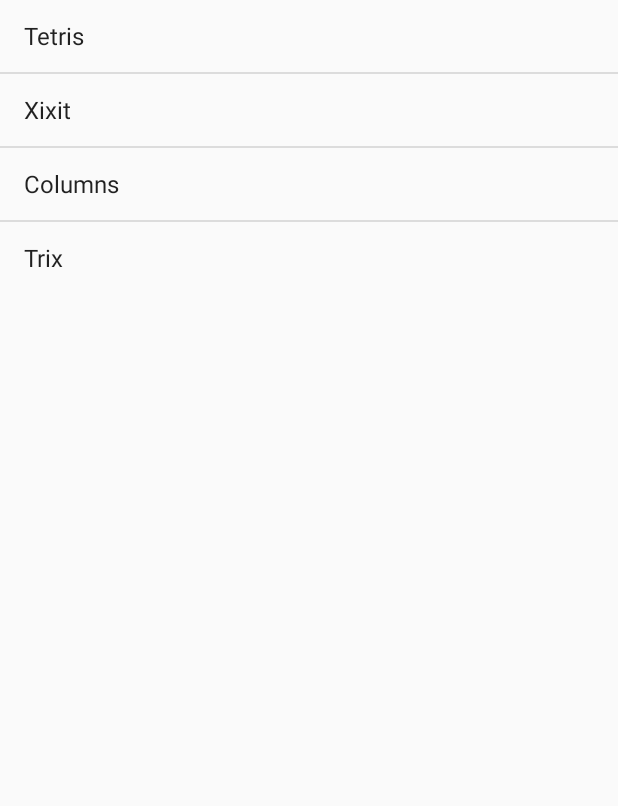
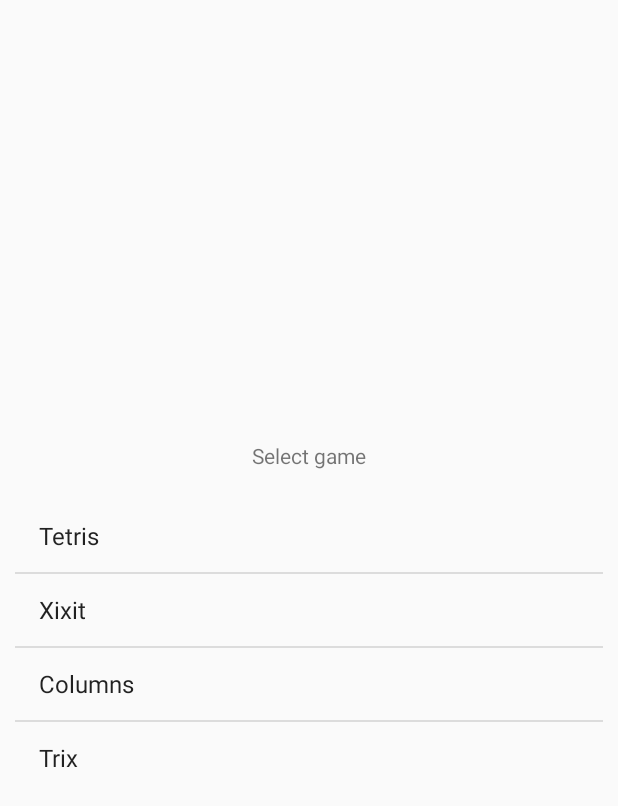
Before and after one commit to tequilacat/TCatris, an Android app: the screen it shows after launch (GameSelectorActivity before the commit, MainActivity after it), on a phone screen of 412 x 824 dp. Shown: the top 806 px of the screen. Run offline under Robolectric (Android 15) with nearby library versions, the phone set to English and light mode, and no system bars.

Commit message:
Added main activity handling both game list and game view

```diff
--- a/app/src/main/AndroidManifest.xml
+++ b/app/src/main/AndroidManifest.xml
@@ -1,20 +1,26 @@
 <?xml version="1.0" encoding="utf-8"?>
-<manifest package="org.tequilacat.tcatris"
-          xmlns:android="http://schemas.android.com/apk/res/android">
+<manifest
+    package="org.tequilacat.tcatris"
+    xmlns:android="http://schemas.android.com/apk/res/android">
 
     <application
         android:allowBackup="true"
         android:icon="@mipmap/ic_launcher"
         android:label="@string/app_name"
         android:theme="@style/AppTheme">
+        <activity android:name=".GameSelectorActivity">
+
+        </activity>
+        <activity android:name=".GameActivity">
+        </activity>
         <activity
-            android:name=".GameSelectorActivity">
+            android:name=".MainActivity"
+            android:label="@string/title_activity_main">
             <intent-filter>
                 <action android:name="android.intent.action.MAIN"/>
+
                 <category android:name="android.intent.category.LAUNCHER"/>
             </intent-filter>
-        </activity>
-        <activity android:name=".GameActivity">
         </activity>
     </application>
 
--- a/app/src/main/java/org/tequilacat/tcatris/GameSelectorActivity.java
+++ b/app/src/main/java/org/tequilacat/tcatris/MainActivity.java
@@ -7,21 +7,26 @@
 import android.widget.AdapterView;
 import android.widget.ArrayAdapter;
 import android.widget.ListView;
+import android.widget.ViewFlipper;
 
 import org.tequilacat.tcatris.core.GameList;
+import org.tequilacat.tcatris.core.GameView;
+import org.tequilacat.tcatris.core.Tetris;
 
 import java.util.List;
 
-public class GameSelectorActivity extends Activity {
+public class MainActivity extends Activity {
+
+  private ViewFlipper _viewFlipper;
 
   @Override
   protected void onCreate(Bundle savedInstanceState) {
     super.onCreate(savedInstanceState);
+    setContentView(R.layout.activity_main);
+    _viewFlipper = (ViewFlipper) findViewById(R.id.viewflipper);
 
-    // TODO read states of games into game list, or init with accessor to state
+    // fill game list
     GameList.init();
-
-    setContentView(R.layout.activity_gameselector);
 
     final List<GameList.GameDescriptor> gameTypes = GameList.instance().getGameDescriptors();
     final ArrayAdapter<GameList.GameDescriptor> adapter = new ArrayAdapter<>(this,
@@ -40,8 +45,19 @@
 
 
   private void runGame(GameList.GameDescriptor gameDescriptor) {
-    Intent intent = new Intent(this, GameActivity.class);
-    intent.putExtra(GameActivity.GAME_DESCRIPTOR, gameDescriptor.getId());
-    startActivity(intent);
+    //Intent intent = new Intent(this, GameActivity.class);
+    //intent.putExtra(GameActivity.GAME_DESCRIPTOR, gameDescriptor.getId());
+    //startActivity(intent);
+/*
+GameView gameView = (GameView) findViewById(R.id.gameView);
+    String gameId = getIntent().getStringExtra(GAME_DESCRIPTOR);
+    Tetris game = GameList.instance().createGame(GameList.instance().findDescriptor(gameId));
+    gameView.setGame(game);
+ */
+
+    Tetris game = GameList.instance().createGame(gameDescriptor);
+    GameView gameView = (GameView) findViewById(R.id.gameView);
+    gameView.setGame(game);
+    _viewFlipper.showNext();
   }
 }
--- /dev/null
+++ b/app/src/main/res/layout/activity_main.xml
@@ -0,0 +1,63 @@
+<?xml version="1.0" encoding="utf-8"?>
+<!--
+<RelativeLayout
+    xmlns:android="http://schemas.android.com/apk/res/android"
+
+    android:layout_width="match_parent"
+    android:layout_height="match_parent"
+    android:paddingBottom="@dimen/activity_vertical_margin"
+    android:paddingLeft="@dimen/activity_horizontal_margin"
+    android:paddingRight="@dimen/activity_horizontal_margin"
+    android:paddingTop="@dimen/activity_vertical_margin"
+    >
+
+</RelativeLayout>
+
+-->
+
+<LinearLayout xmlns:android="http://schemas.android.com/apk/res/android"
+              xmlns:tools="http://schemas.android.com/tools"
+              android:layout_width="fill_parent"
+              android:layout_height="fill_parent"
+              android:orientation="vertical"
+              tools:context="org.tequilacat.tcatris.MainActivity">
+
+    <ViewFlipper
+        android:id="@+id/viewflipper"
+        android:layout_width="fill_parent"
+        android:layout_height="fill_parent">
+
+        <LinearLayout
+            android:layout_width="fill_parent"
+            android:layout_height="fill_parent"
+            android:gravity="center"
+            android:orientation="vertical">
+
+            <TextView
+                android:layout_width="wrap_content"
+                android:layout_height="wrap_content"
+                android:layout_margin="10dp"
+                android:text="@string/select_game"/>
+
+            <ListView
+                android:id="@+id/lvMainOptionList"
+                android:layout_width="match_parent"
+                android:layout_height="wrap_content"
+                android:layout_margin="10dp">
+            </ListView>
+        </LinearLayout>
+
+
+        <RelativeLayout
+            android:layout_width="match_parent"
+            android:layout_height="match_parent"
+            tools:context="org.tequilacat.tcatris.GameActivity">
+
+            <org.tequilacat.tcatris.core.GameView
+                android:id="@+id/gameView"
+                android:layout_width="fill_parent"
+                android:layout_height="fill_parent"/>
+        </RelativeLayout>
+
+    </ViewFlipper>
+</LinearLayout>
--- a/app/src/main/res/values/strings.xml
+++ b/app/src/main/res/values/strings.xml
@@ -6,4 +6,6 @@
     <string name="btn_ok">Ok</string>
 
     <string name="msg_score">score</string>
+    <string name="select_game">Select game</string>
+    <string name="title_activity_main">MainActivity</string>
 </resources>
```
Also changed, not shown: app/src/main/java/org/tequilacat/tcatris/core/GameView.java (+17 -14 lines), app/src/main/res/layout/activity_gameselector.xml (+7 -0 lines).
